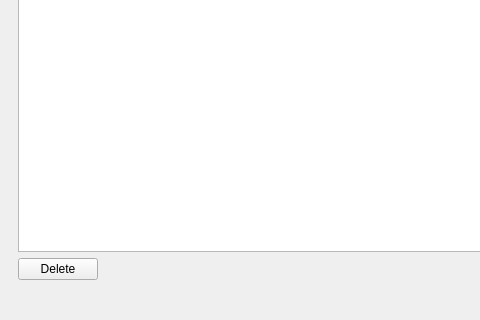
Old version of the form window.ui in the repository YourDroid/YourDroid; both pictures show x 0 to 480 and y 234 to 554 of the 720 by 554 pixel window.
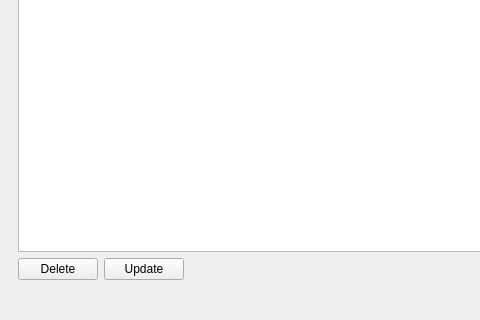
New version of the form. The open tabs and pages were chosen to show the change. Icons and pictures are not drawn.

Diff of the .ui file:
```diff
--- a/window.ui
+++ b/window.ui
@@ -127,6 +127,13 @@
             </property>
            </widget>
           </item>
+          <item>
+           <widget class="QPushButton" name="updateButtonMain">
+            <property name="text">
+             <string>Update</string>
+            </property>
+           </widget>
+          </item>
           <item>
            <spacer name="horizontalSpacer_5">
             <property name="orientation">
```
Left out of the diff: 10 changed lines with no effect on the pictures.
